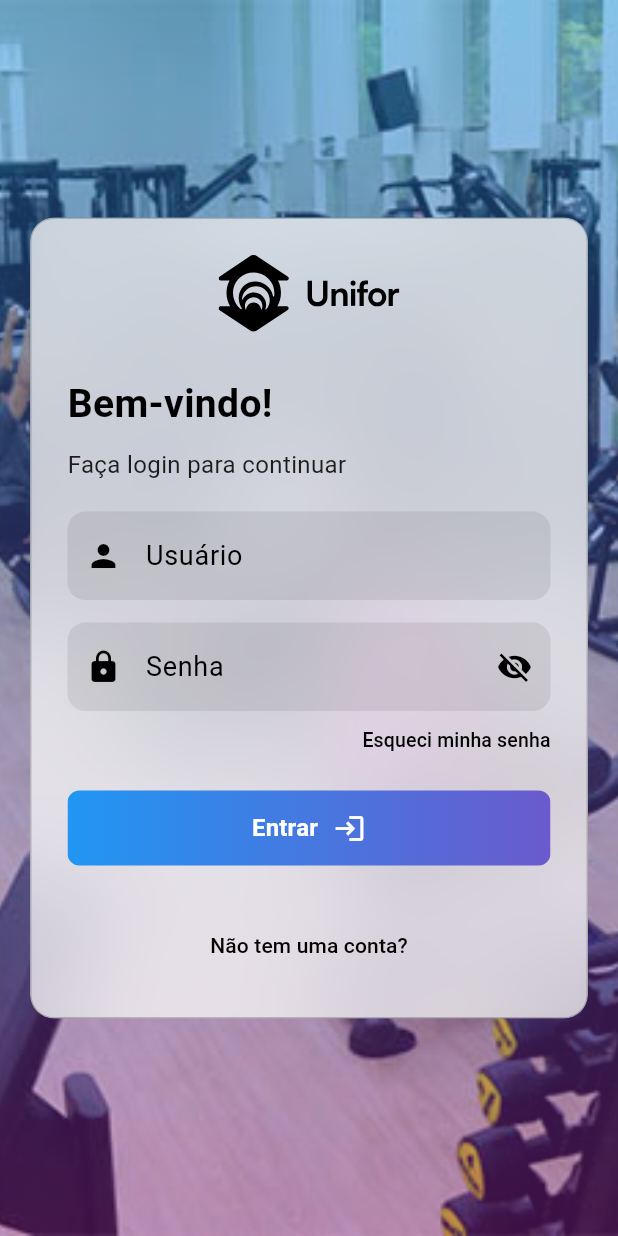
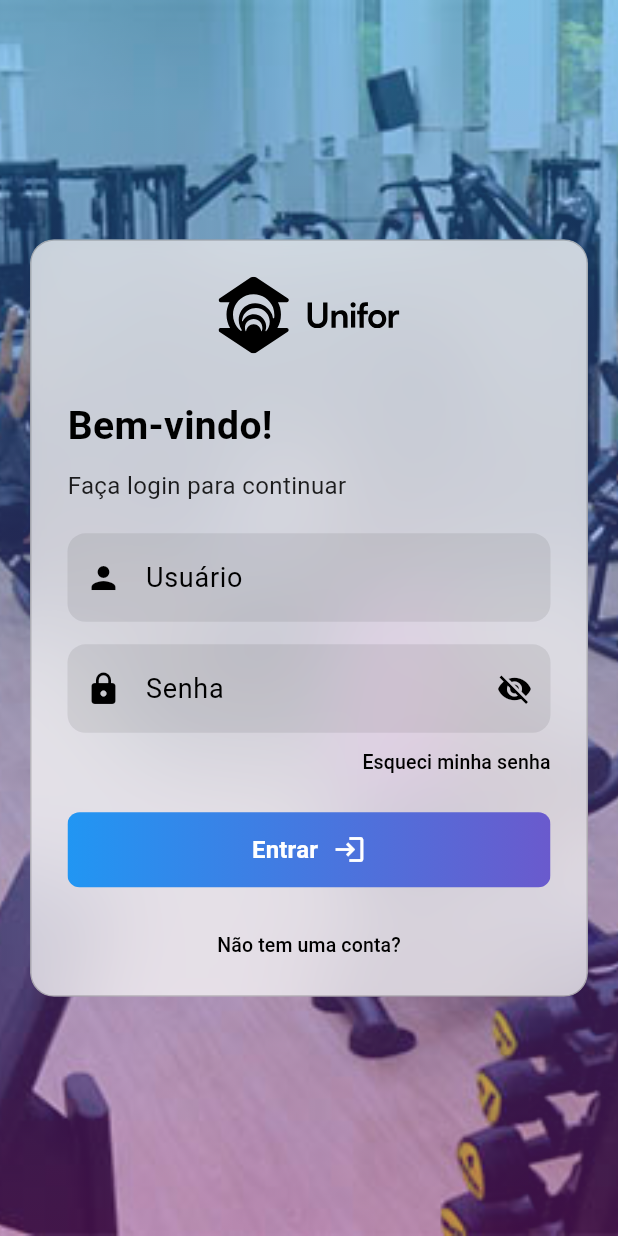
Before and after one commit to tiagostmg/academia-unifor, a Flutter app: the screen it shows after launch, on a phone screen of 412 x 824 dp. Run offline on Flutter 3.47's test engine with Material 3 defaults, Android fonts, the phone set to English and light mode, and no system bars; our stand-ins replace animate_do, card_swiper, convex_bottom_bar, flutter_svg, font_awesome_flutter, go_router.

Commit message:
Refactor LoginScreen button styles and remove commented code for clarity

```diff
--- a/lib/screens/login_screen.dart
+++ b/lib/screens/login_screen.dart
@@ -3,9 +3,7 @@ import 'dart:ui';
 import 'package:flutter/material.dart';
 import 'package:animate_do/animate_do.dart';
 import 'package:go_router/go_router.dart';
-// botão
 import 'package:academia_unifor/widgets.dart';
-// logo
 import 'package:flutter_svg/flutter_svg.dart';
 import 'package:academia_unifor/assets/unifor_logo.dart';
 
@@ -100,7 +98,6 @@ class LoginScreenState extends State<LoginScreen> {
               ),
             ),
           ),
-          // Camada de filtro gradiente por cima das imagens
           Container(
             decoration: BoxDecoration(
               gradient: LinearGradient(
@@ -113,7 +110,6 @@ class LoginScreenState extends State<LoginScreen> {
               ),
             ),
           ),
-          // Conteúdo do login
           Center(
             child: FadeInUp(
               duration: const Duration(milliseconds: 800),
@@ -261,9 +257,7 @@ class LoginScreenState extends State<LoginScreen> {
                           Align(
                             alignment: Alignment.centerRight,
                             child: TextButton(
-                              onPressed: () {
-                                // ação futura
-                              },
+                              onPressed: () {},
                               style: ButtonStyle(
                                 overlayColor: WidgetStateProperty.all(
                                   Colors.transparent,
@@ -310,14 +304,35 @@ class LoginScreenState extends State<LoginScreen> {
                             child: Center(
                               child: TextButton(
                                 onPressed: () {},
-                                child: Text(
+                                style: ButtonStyle(
+                                  overlayColor: WidgetStateProperty.all(
+                                    Colors.transparent,
+                                  ),
+                                  foregroundColor:
+                                      WidgetStateProperty.resolveWith<Color>((
+                                        Set<WidgetState> states,
+                                      ) {
+                                        if (states.contains(
+                                          WidgetState.pressed,
+                                        )) {
+                                          return Colors.blue;
+                                        }
+                                        return isDarkMode
+                                            ? Colors.white
+                                            : Colors.black;
+                                      }),
+                                  padding: WidgetStateProperty.all(
+                                    EdgeInsets.zero,
+                                  ),
+                                  minimumSize: WidgetStateProperty.all(
+                                    Size.zero,
+                                  ),
+                                  tapTargetSize:
+                                      MaterialTapTargetSize.shrinkWrap,
+                                ),
+                                child: const Text(
                                   "Não tem uma conta?",
-                                  style: TextStyle(
-                                    color:
-                                        isDarkMode
-                                            ? Colors.white
-                                            : Colors.black,
-                                  ),
+                                  style: TextStyle(fontSize: 13),
                                 ),
                               ),
                             ),
```
